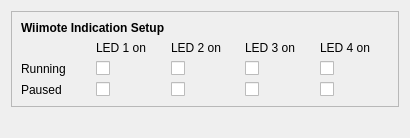
The window that src/qt_gui/wii_setup.ui (mavak/linux-track) describes before a commit, drawn with Qt 5.
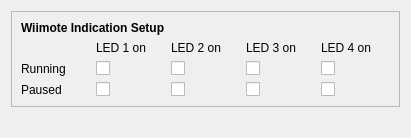
The same window after the commit.

The edit to the form file:
```diff
--- a/src/qt_gui/wii_setup.ui
+++ b/src/qt_gui/wii_setup.ui
@@ -6,7 +6,7 @@
    <rect>
     <x>0</x>
     <y>0</y>
-    <width>410</width>
+    <width>411</width>
     <height>138</height>
    </rect>
   </property>
```
